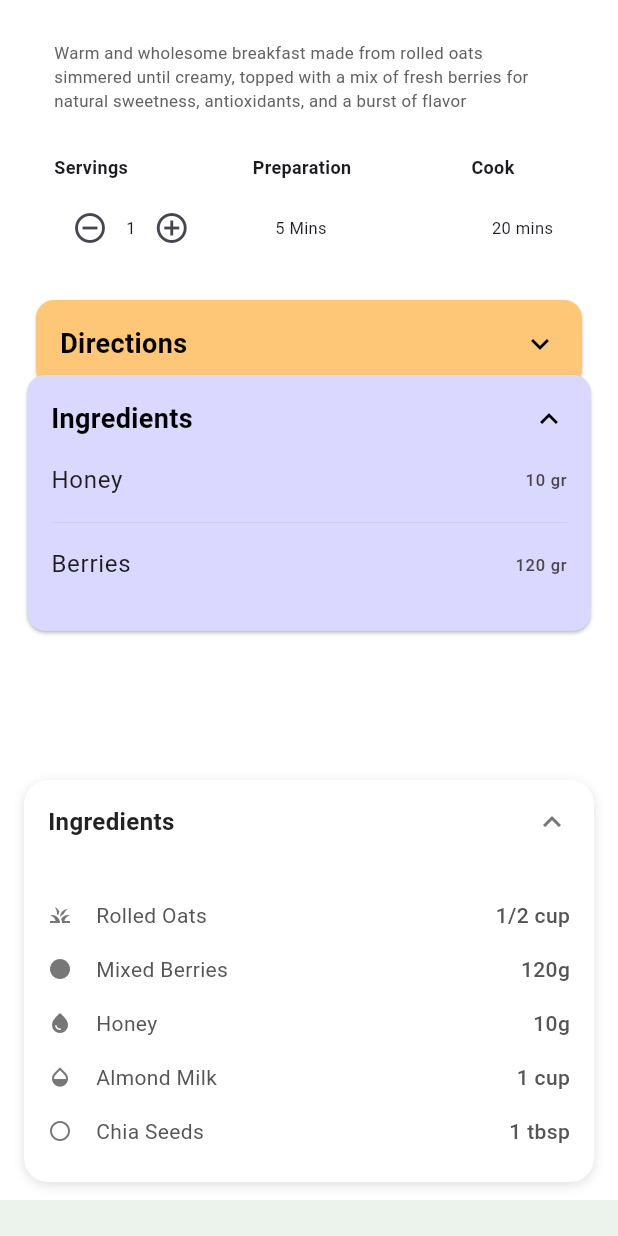
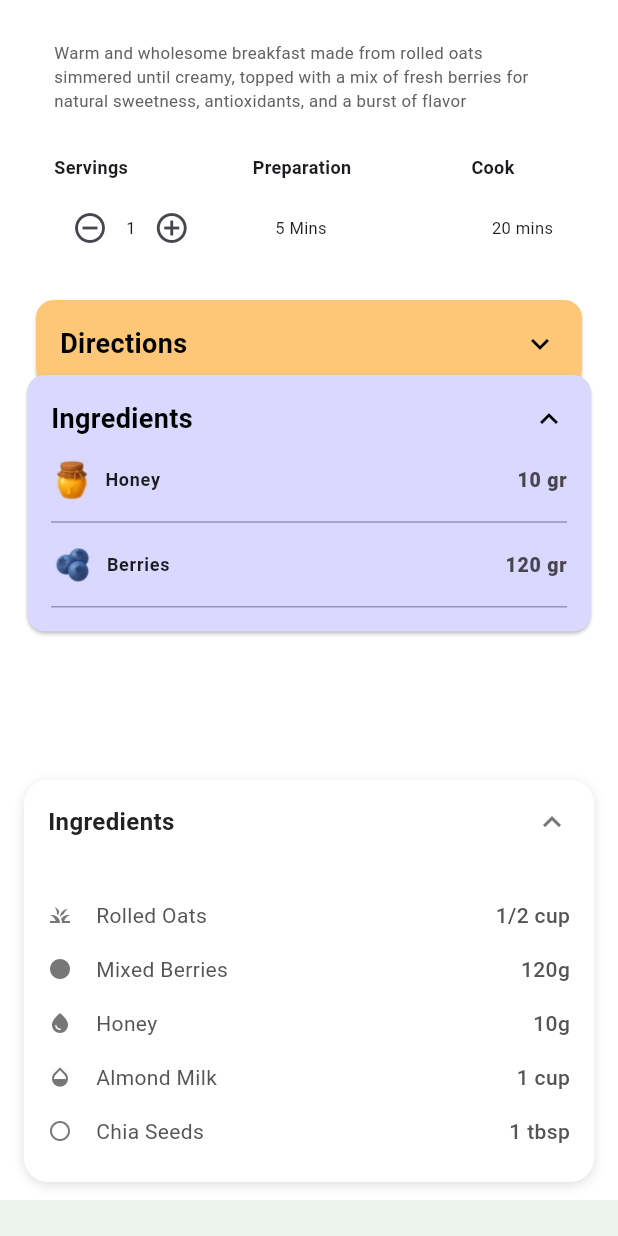
Before and after one commit to mukilan1/Ui_Yuvilabs, a Flutter app: the MealDetailPage screen opened by its route, scrolled down 458 dp, on a phone screen of 412 x 824 dp. Run offline on Flutter 3.47's test engine with Material 3 defaults, Android fonts, the phone set to English and light mode, and no system bars; our stand-ins replace flutter_material_design_icons; Roboto replaces fonts that are missing (Nunito).

Commit message:
Enhance meal detail UI with images and styling
Added images for 'Honey' and 'Berries' ingredients, updated text styles for ingredient names and amounts, and improved divider appearance for better visual consistency in the meal detail screen.

```diff
--- a/health_diet_app/lib/screens/meal_detail.dart
+++ b/health_diet_app/lib/screens/meal_detail.dart
@@ -401,17 +401,39 @@ class _MealDetailPageState extends State<MealDetailPage> {
                                     vertical: 0.0,
                                     horizontal: 0.0,
                                   ),
-                                  title: Text('Honey'),
-                                  trailing: Text('10 gr'),
+                                  title: Row(
+                                    children: [
+                                      Image.asset(
+                                        'assets/Honey.png',
+                                        width: 28,
+                                        height: 28,
+                                      ),
+                                      const SizedBox(width: 8),
+                                      Text(
+                                        'Honey',
+                                        style: TextStyle(
+                                          fontSize: 12,
+                                          fontWeight: FontWeight.w600,
+                                        ),
+                                      ),
+                                    ],
+                                  ),
+                                  trailing: Text(
+                                    '10 gr',
+                                    style: TextStyle(
+                                      fontWeight: FontWeight.w900,
+                                      fontSize: 13,
+                                    ),
+                                  ),
                                 ),
                                 Padding(
                                   padding: EdgeInsets.symmetric(
                                     horizontal: 0.0,
                                   ),
                                   child: Divider(
-                                    color: Colors.grey[400],
+                                    color: Color(0xFF9593BB),
                                     height: 0.5,
-                                    thickness: 0.2,
+                                    thickness: 1,
                                   ),
                                 ),
                                 ListTile(
@@ -419,8 +441,40 @@ class _MealDetailPageState extends State<MealDetailPage> {
                                     vertical: 0.0,
                                     horizontal: 0.0,
                                   ),
-                                  title: Text('Berries'),
-                                  trailing: Text('120 gr'),
+                                  title: Row(
+                                    children: [
+                                      Image.asset(
+                                        'assets/Berries.png',
+                                        width: 29,
+                                        height: 29,
+                                      ),
+                                      const SizedBox(width: 8),
+                                      Text(
+                                        'Berries',
+                                        style: TextStyle(
+                                          fontSize: 12,
+                                          fontWeight: FontWeight.w600,
+                                        ),
+                                      ),
+                                    ],
+                                  ),
+                                  trailing: Text(
+                                    '120 gr',
+                                    style: TextStyle(
+                                      fontWeight: FontWeight.w900,
+                                      fontSize: 13,
+                                    ),
+                                  ),
+                                ),
+                                Padding(
+                                  padding: EdgeInsets.symmetric(
+                                    horizontal: 0.0,
+                                  ),
+                                  child: Divider(
+                                    color: Color(0xFF9593BB),
+                                    height: 0.5,
+                                    thickness: 1,
+                                  ),
                                 ),
                               ],
                             ),
```
